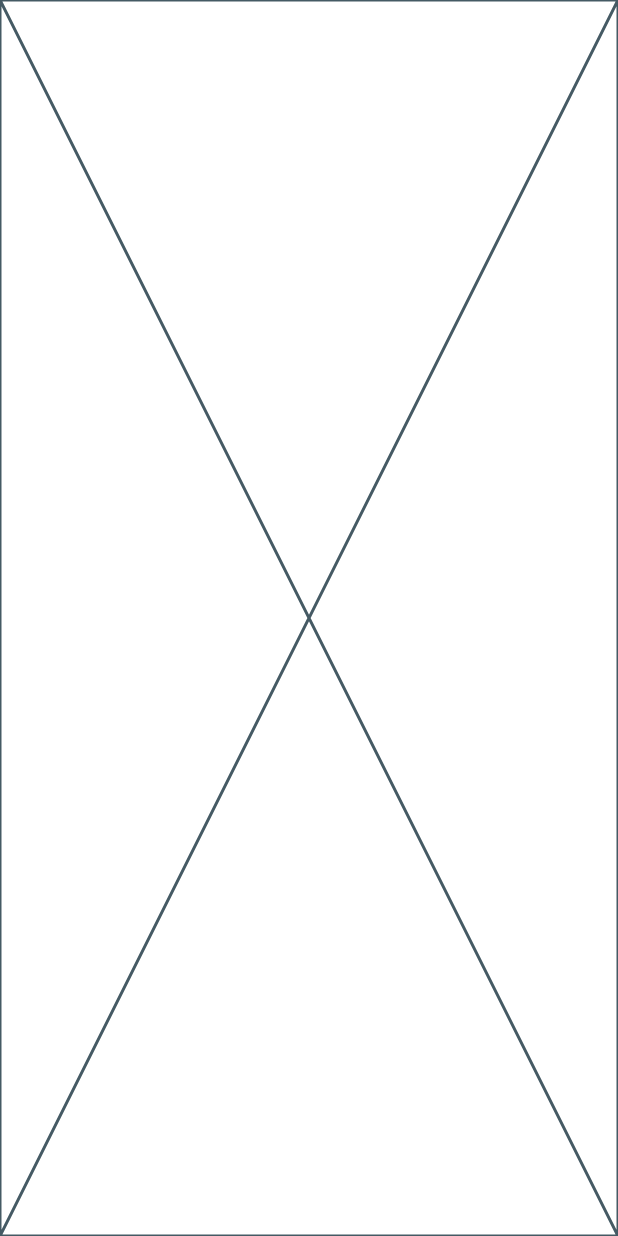
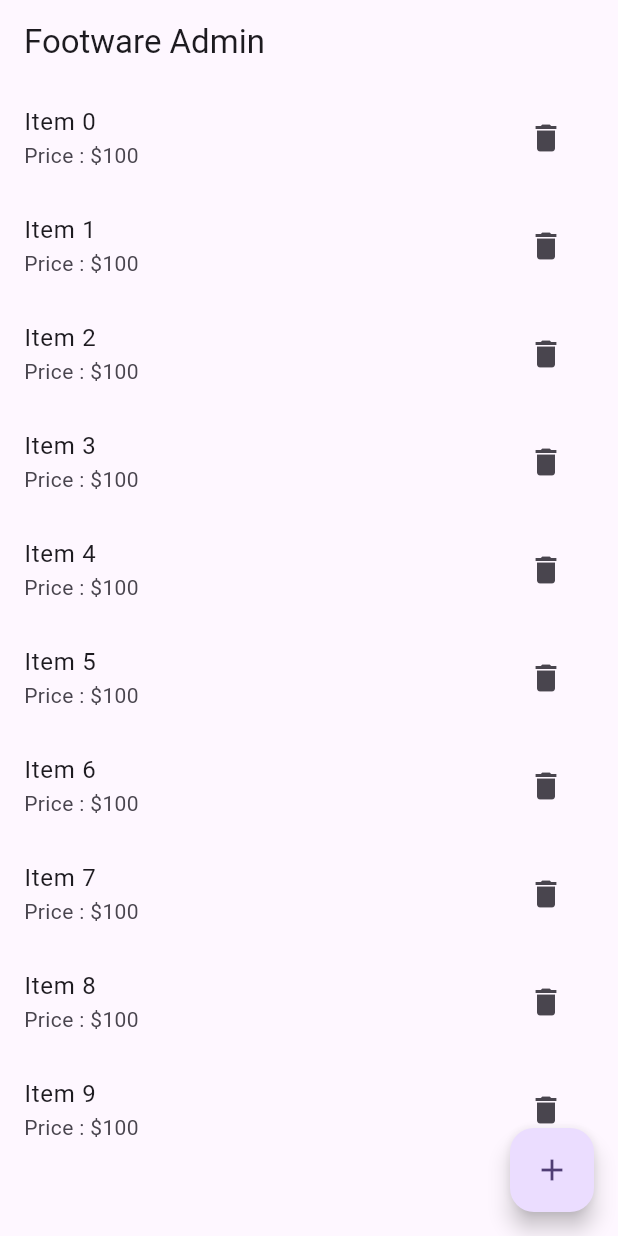
Before and after one commit to phamhuuloc219/PHL_shoe_stores_admin, a Flutter app: the screen it shows after launch, on a phone screen of 412 x 824 dp. Run offline on Flutter 3.47's test engine with Material 3 defaults, Android fonts, the phone set to English and light mode, and no system bars; our stand-ins replace dropdown_button2, get.

```diff
--- a/lib/main.dart
+++ b/lib/main.dart
@@ -1,4 +1,5 @@
 import 'package:flutter/material.dart';
+import 'package:get/get.dart';
 import 'package:phl_shoe_stores/pages/home_page.dart';
 
 void main() {
@@ -11,7 +12,7 @@ class MyApp extends StatelessWidget {
   // This widget is the root of your application.
   @override
   Widget build(BuildContext context) {
-    return MaterialApp(
+    return GetMaterialApp(
       title: 'Flutter Demo',
       theme: ThemeData(
         colorScheme: ColorScheme.fromSeed(seedColor: Colors.deepPurple),
--- a/lib/pages/home_page.dart
+++ b/lib/pages/home_page.dart
@@ -1,4 +1,6 @@
 import 'package:flutter/material.dart';
+import 'package:get/get.dart';
+import 'package:phl_shoe_stores/pages/add_product_page.dart';
 
 class HomePage extends StatefulWidget {
   const HomePage({super.key});
@@ -10,6 +12,29 @@ class HomePage extends StatefulWidget {
 class _HomePageState extends State<HomePage> {
   @override
   Widget build(BuildContext context) {
-    return const Placeholder();
+    return Scaffold(
+        appBar: AppBar(
+          title: Text('Footware Admin'),
+        ),
+        body: ListView.builder(
+          itemCount: 10,
+          itemBuilder: (context, index) {
+            return ListTile(
+              title: Text('Item $index'),
+              subtitle: Text('Price : \$100'),
+              trailing: IconButton(
+                  onPressed: () {
+                    print('Delete');
+                  },
+                  icon: Icon(Icons.delete)),
+            );
+          },
+        ),
+        floatingActionButton: FloatingActionButton(
+          child: Icon(Icons.add),
+          onPressed: () {
+            Get.to(AddProductPage());
+          },
+        ));
   }
 }
--- a/pubspec.yaml
+++ b/pubspec.yaml
@@ -38,6 +38,7 @@ dependencies:
   firebase_core: ^3.6.0
   cloud_firestore: ^5.4.4
   get: ^4.6.6
+  dropdown_button2: ^2.3.9
 
 dev_dependencies:
   flutter_test:
```
Also changed, not shown: lib/pages/add_product_page.dart (added, +84 -0 lines), lib/widgets/drop_down_btn.dart (added, +47 -0 lines), pubspec.lock.
